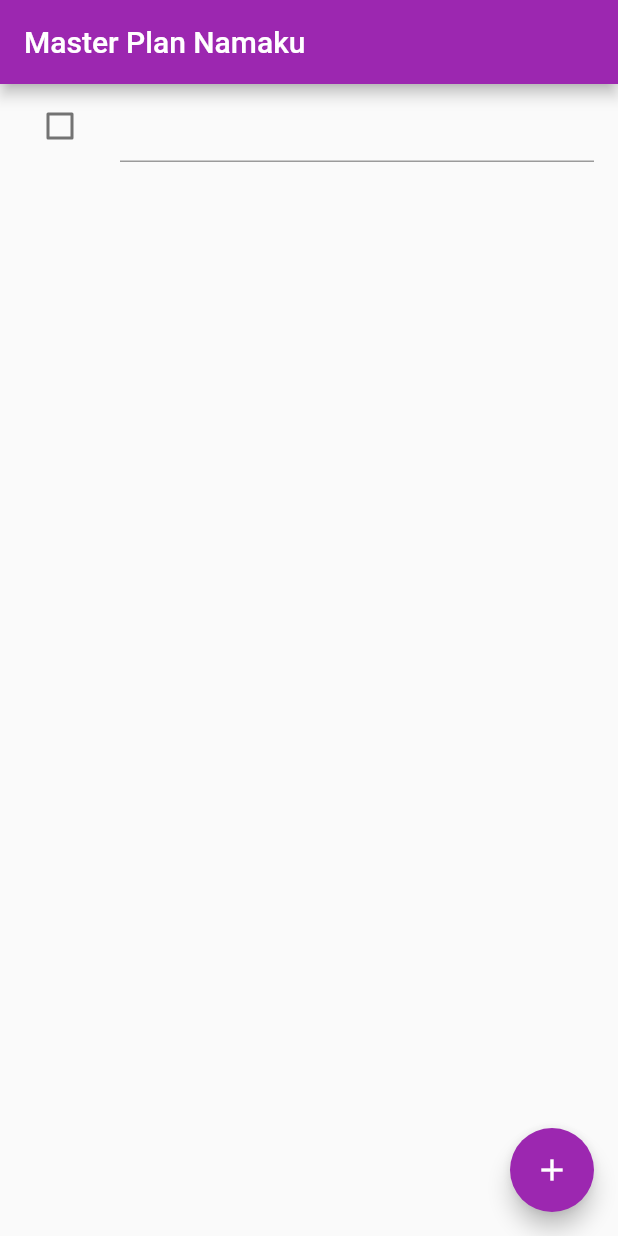
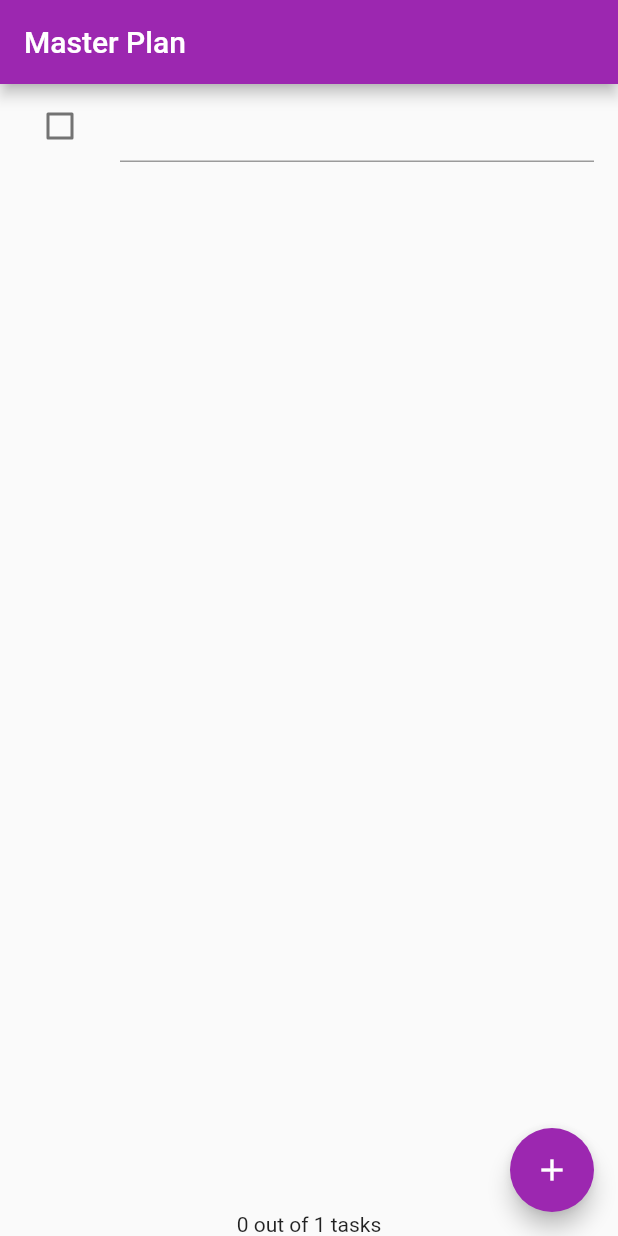
Before and after one commit to muhamadfarrelrizqullah/belajar_flutter11, a Flutter app: the screen it shows after launch, after a tap on the "add" icon, on a phone screen of 412 x 824 dp. Run offline on Flutter 3.47's test engine with Material 2 defaults, Android fonts, the phone set to English and light mode, and no system bars.

Commit message:
Update Prak2

```diff
--- a/lib/main.dart
+++ b/lib/main.dart
@@ -1,4 +1,6 @@
 import 'package:flutter/material.dart';
+import 'package:master_plan/plan.dart';
+import 'package:master_plan/plan_provider.dart';
 import './views/plan_screen.dart';
 
 void main() => runApp(const MasterPlanApp());
@@ -10,7 +12,10 @@ class MasterPlanApp extends StatelessWidget {
   Widget build(BuildContext context) {
     return MaterialApp(
       theme: ThemeData(primarySwatch: Colors.purple),
-      home: const PlanScreen(),
+      home: PlanProvider(
+        notifier: ValueNotifier<Plan>(const Plan()),
+        child: const PlanScreen(),
+      ),
     );
   }
 }
--- a/lib/plan.dart
+++ b/lib/plan.dart
@@ -5,4 +5,9 @@ class Plan {
   final List<Task> tasks;
 
   const Plan({this.name = '', this.tasks = const []});
+
+  int get completedCount => tasks.where((task) => task.complete).length;
+
+  String get completenessMessage =>
+      '$completedCount out of ${tasks.length} tasks';
 }
--- /dev/null
+++ b/lib/plan_provider.dart
@@ -0,0 +1,14 @@
+import 'package:flutter/material.dart';
+import '../models/data_layer.dart';
+
+class PlanProvider extends InheritedNotifier<ValueNotifier<Plan>> {
+  const PlanProvider(
+      {super.key, required Widget child, required ValueNotifier<Plan> notifier})
+      : super(child: child, notifier: notifier);
+
+  static ValueNotifier<Plan> of(BuildContext context) {
+    return context
+        .dependOnInheritedWidgetOfExactType<PlanProvider>()!
+        .notifier!;
+  }
+}
--- a/lib/views/plan_screen.dart
+++ b/lib/views/plan_screen.dart
@@ -1,3 +1,5 @@
+import 'package:master_plan/plan_provider.dart';
+
 import '../models/data_layer.dart';
 import 'package:flutter/material.dart';
 
@@ -30,67 +32,73 @@ class _PlanScreenState extends State<PlanScreen> {
   @override
   Widget build(BuildContext context) {
     return Scaffold(
-      // ganti ‘Namaku' dengan Nama panggilan Anda
-      appBar: AppBar(title: const Text('Master Plan Namaku')),
-      body: _buildList(),
-      floatingActionButton: _buildAddTaskButton(),
+      appBar: AppBar(title: const Text('Master Plan')),
+      body: ValueListenableBuilder<Plan>(
+        valueListenable: PlanProvider.of(context),
+        builder: (context, plan, child) {
+          return Column(
+            children: [
+              Expanded(child: _buildList(plan)),
+              SafeArea(child: Text(plan.completenessMessage))
+            ],
+          );
+        },
+      ),
+      floatingActionButton: _buildAddTaskButton(context),
     );
   }
 
-  Widget _buildAddTaskButton() {
+  Widget _buildAddTaskButton(BuildContext context) {
+    ValueNotifier<Plan> planNotifier = PlanProvider.of(context);
     return FloatingActionButton(
       child: const Icon(Icons.add),
       onPressed: () {
-        setState(() {
-          plan = Plan(
-            name: plan.name,
-            tasks: List<Task>.from(plan.tasks)..add(const Task()),
+        Plan currentPlan = planNotifier.value;
+        planNotifier.value = Plan(
+          name: currentPlan.name,
+          tasks: List<Task>.from(currentPlan.tasks)..add(const Task()),
         );
-        });
       },
     );
   }
 
-  Widget _buildList() {
+  Widget _buildList(Plan plan) {
     return ListView.builder(
+      controller: scrollController,
       itemCount: plan.tasks.length,
-      itemBuilder: (context, index) => _buildTaskTile(plan.tasks[index], index),
-      controller: scrollController,
-      keyboardDismissBehavior: Theme.of(context).platform == TargetPlatform.iOS
-          ? ScrollViewKeyboardDismissBehavior.onDrag
-          : ScrollViewKeyboardDismissBehavior.manual,
+      itemBuilder: (context, index) =>
+          _buildTaskTile(plan.tasks[index], index, context),
     );
   }
 
-  Widget _buildTaskTile(Task task, int index) {
+  Widget _buildTaskTile(Task task, int index, BuildContext context) {
+    ValueNotifier<Plan> planNotifier = PlanProvider.of(context);
     return ListTile(
       leading: Checkbox(
           value: task.complete,
           onChanged: (selected) {
-            setState(() {
-              plan = Plan(
-                name: plan.name,
-                tasks: List<Task>.from(plan.tasks)
+            Plan currentPlan = planNotifier.value;
+            planNotifier.value = Plan(
+              name: currentPlan.name,
+              tasks: List<Task>.from(currentPlan.tasks)
                 ..[index] = Task(
                   description: task.description,
                   complete: selected ?? false,
                 ),
             );
-            });
           }),
       title: TextFormField(
         initialValue: task.description,
         onChanged: (text) {
-          setState(() {
-            plan = Plan(
-              name: plan.name,
-              tasks: List<Task>.from(plan.tasks)
+          Plan currentPlan = planNotifier.value;
+          planNotifier.value = Plan(
+            name: currentPlan.name,
+            tasks: List<Task>.from(currentPlan.tasks)
               ..[index] = Task(
                 description: text,
                 complete: task.complete,
               ),
           );
-          });
         },
       ),
     );
```
Lines whose indentation alone changed are shown as unchanged.
